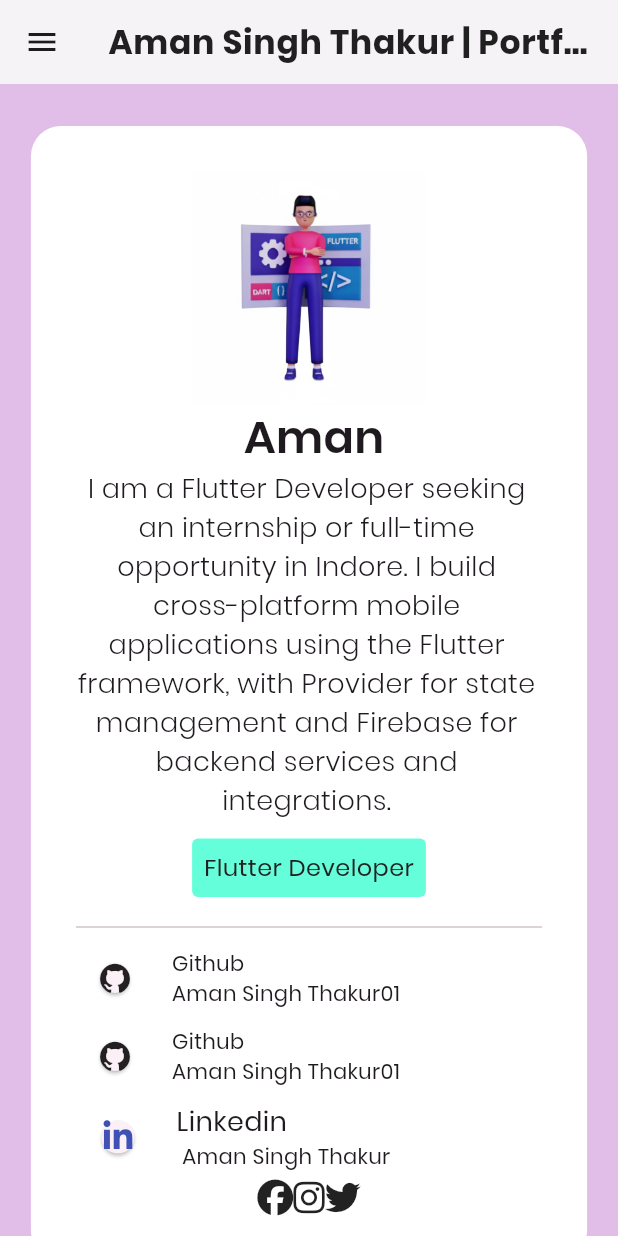
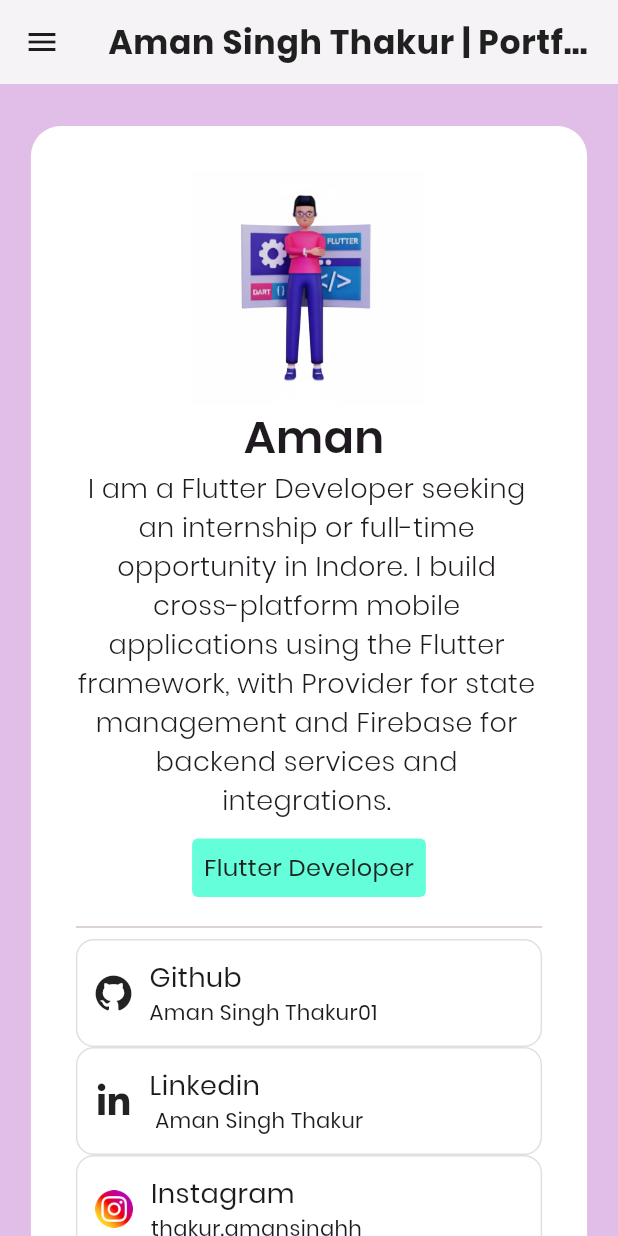
Before and after one commit to AmanSinghThakur01/Portfolio, a Flutter app: the screen it shows after launch, on a phone screen of 412 x 824 dp. Run offline on Flutter 3.47's test engine with Material 3 defaults, Android fonts, the phone set to English and light mode, and no system bars; our stand-ins replace font_awesome_flutter, timelines_plus.

Commit message:
added github link

```diff
--- a/lib/screens/about.dart
+++ b/lib/screens/about.dart
@@ -2,8 +2,10 @@
 import 'package:font_awesome_flutter/font_awesome_flutter.dart';
 import 'package:portfolio/utils/animated_contact.dart';
 import 'package:portfolio/utils/socialrow.dart';
+import 'package:url_launcher/url_launcher.dart';
 
 class About extends StatefulWidget {
+
   const About({super.key});
 
   @override
@@ -13,6 +15,8 @@
 class _AboutState extends State<About> {
   @override
   Widget build(BuildContext context) {
+
+
     final screenWidth = MediaQuery.of(context).size.width;
 
     return Container(
@@ -48,40 +52,33 @@
             ),
           ),
           Divider(),
-          Container(
-            child: Row(
-              children: [
-                Padding(
-                  padding: const EdgeInsets.all(12.0),
-                  child: Card(child: Icon(FontAwesomeIcons.github, size: 20)),
-                ),
-                SizedBox(width: 12.0),
-                Column(
-                  crossAxisAlignment: CrossAxisAlignment.start,
-                  children: [Text("Github"), Text("Aman Singh Thakur01")],
-                ),
-              ],
-            ),
+
+          AnimatedContact(
+            iconWidget: const Icon(FontAwesomeIcons.github),
+            title: "Github",
+            subtitle: "Aman Singh Thakur01",
+            iconColor: Colors.indigo,
+            ontap: () async {
+              final url = Uri.parse("https://github.com/AmanSinghThakur01");
+              if (await canLaunchUrl(url)) {
+                await launchUrl(url, mode: LaunchMode.externalApplication);
+              } else {
+                throw 'Could not launch $url';
+              }
+            },
           ),
-          Container(
-            child: Row(
-              children: [
-                Padding(
-                  padding: const EdgeInsets.all(12.0),
-                  child: Card(child: Icon(FontAwesomeIcons.github, size: 20)),
-                ),
-                SizedBox(width: 12.0),
-                Column(
-                  crossAxisAlignment: CrossAxisAlignment.start,
-                  children: [Text("Github"), Text("Aman Singh Thakur01")],
-                ),
-              ],
-            ),
-          ),
+
           AnimatedContact(
-            iconData: FontAwesomeIcons.linkedinIn,
+            iconWidget: Icon(FontAwesomeIcons.linkedinIn),
             title: "Linkedin",
             subtitle: " Aman Singh Thakur",
+            ontap: () {},
+            iconColor: Colors.indigo,
+          ),  AnimatedContact(
+            iconWidget: Image.asset("assets/instagram.png", height: 25,),
+
+            title: "Instagram",
+            subtitle: "thakur.amansinghh",
             ontap: () {},
             iconColor: Colors.indigo,
           ),
--- a/lib/utils/animated_contact.dart
+++ b/lib/utils/animated_contact.dart
@@ -1,19 +1,21 @@
 import 'package:flutter/material.dart';
 import 'package:font_awesome_flutter/font_awesome_flutter.dart';
+import 'package:url_launcher/url_launcher.dart';
 
 class AnimatedContact extends StatefulWidget {
-  final IconData iconData ;
-  final Color iconColor ;
-  final String title ;
-  final String subtitle ;
-  final VoidCallback ontap ;
+  final Widget iconWidget;
+  final Color iconColor;
+  final String title;
+  final String subtitle;
+  final VoidCallback ontap;
 
-  const AnimatedContact({super.key,
-    required this.iconData ,
-    required this.iconColor ,
-    required this.title ,
-    required this .subtitle,
-  required  this.ontap,
+  const AnimatedContact({
+    super.key,
+    required this.iconWidget,
+    required this.iconColor,
+    required this.title,
+    required this.subtitle,
+    required this.ontap,
   });
 
   @override
@@ -21,38 +23,35 @@
 }
 
 class _AnimatedContactState extends State<AnimatedContact> {
-  bool isHovering = false;
+  bool isPressed = false;
+
   @override
   Widget build(BuildContext context) {
-    return InkWell(
-      onTap: () {} ,
-      onHover: (val) {
-        setState(() {
-          isHovering = val;
-        });
+    return GestureDetector(
+      onTapDown: (_) => setState(() => isPressed = true),
+      onTapUp: (_) {
+        setState(() => isPressed = false);
+        widget.ontap();
       },
+      onTapCancel: () => setState(() => isPressed = false),
       child: AnimatedContainer(
-        duration: const Duration(milliseconds: 100),
+        duration: const Duration(milliseconds: 150),
         decoration: BoxDecoration(
-          color: isHovering ? Colors.grey.shade300 : Colors.white,
-          borderRadius: BorderRadius.circular(12.0),
-          border: Border.all(color: isHovering ? Colors.grey : Colors.white),
+          color: isPressed ? Colors.grey.shade300 : Colors.white,
+          borderRadius: BorderRadius.circular(12),
+          border: Border.all(color: Colors.grey.shade300),
         ),
+        padding: const EdgeInsets.all(12),
         child: Row(
           children: [
-            Padding(
-              padding: const EdgeInsets.all(12.0),
-              child: Card(child: Icon(  widget.iconData , color: widget .iconColor ,  size: 22)),
-            ),
-            SizedBox(width: 12.0),
+            widget.iconWidget,
+            const SizedBox(width: 12),
             Column(
               crossAxisAlignment: CrossAxisAlignment.start,
-              children: [Text(widget.title , style: TextStyle( fontSize: 18.0),),
-                Text(widget.subtitle)
-              ,
-
+              children: [
+                Text(widget.title, style: const TextStyle(fontSize: 18)),
+                Text(widget.subtitle),
               ],
-
             ),
           ],
         ),
--- a/lib/utils/socialrow.dart
+++ b/lib/utils/socialrow.dart
@@ -10,7 +10,9 @@
      mainAxisAlignment: MainAxisAlignment.center,
       children: [
         FaIcon(FontAwesomeIcons.facebook),
+        SizedBox(width: 13,),
         FaIcon(FontAwesomeIcons.instagram),
+        SizedBox(width: 13,),
         FaIcon(FontAwesomeIcons.twitter),
       ],
     );
--- a/pubspec.yaml
+++ b/pubspec.yaml
@@ -31,12 +31,15 @@
   flutter:
     sdk: flutter
 
+
   # The following adds the Cupertino Icons font to your application.
   # Use with the CupertinoIcons class for iOS style icons.
   cupertino_icons: ^1.0.8
   velocity_x: ^4.3.1
   timelines_plus: ^1.0.8
   font_awesome_flutter: ^10.12.0
+  url_launcher: ^6.3.2
+
 
 dev_dependencies:
   flutter_test:
@@ -63,6 +66,7 @@
   # To add assets to your application, add an assets section, like this:
   assets:
      -  assets/dev.png
+     -  assets/instagram.png
   #   - images/a_dot_ham.jpeg
 
   # An image asset can refer to one or more resolution-specific "variants", see
```
Also changed, not shown: lib/utils/animated_icon_button.dart (added, +62 -0 lines), assets/instagram.png (added), pubspec.lock, 6 other files.
